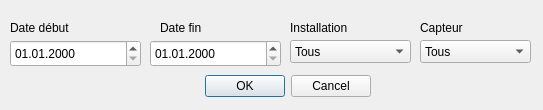
Above: comptages/ui/filter.ui from opengisch/OpenComptage before the change. Below: the same form after it.
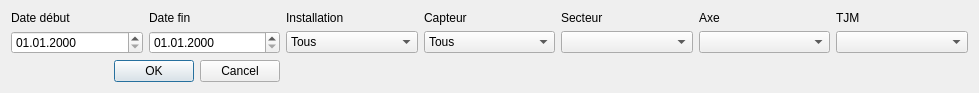
That is the form after the change. Custom widgets are drawn as their Qt base class.

Commit message:
Add tjm filter
Close # 132

Diff of the .ui file:
```diff
--- a/comptages/ui/filter.ui
+++ b/comptages/ui/filter.ui
@@ -6,76 +6,30 @@
    <rect>
     <x>0</x>
     <y>0</y>
-    <width>543</width>
-    <height>110</height>
+    <width>979</width>
+    <height>93</height>
    </rect>
   </property>
   <property name="windowTitle">
    <string>Filter</string>
   </property>
-  <widget class="QDialogButtonBox" name="buttonBox">
-   <property name="geometry">
-    <rect>
-     <x>30</x>
-     <y>70</y>
-     <width>341</width>
-     <height>32</height>
-    </rect>
-   </property>
-   <property name="orientation">
-    <enum>Qt::Horizontal</enum>
-   </property>
-   <property name="standardButtons">
-    <set>QDialogButtonBox::Cancel|QDialogButtonBox::Ok</set>
-   </property>
-  </widget>
-  <widget class="QLabel" name="label">
-   <property name="geometry">
-    <rect>
-     <x>10</x>
-     <y>20</y>
-     <width>81</width>
-     <height>16</height>
-    </rect>
-   </property>
+  <layout class="QGridLayout" name="gridLayout">
+   <item row="0" column="1">
+    <widget class="QLabel" name="label_2">
    <property name="text">
-    <string>Date début</string>
-   </property>
-  </widget>
-  <widget class="QComboBox" name="installation">
-   <property name="geometry">
-    <rect>
-     <x>290</x>
-     <y>40</y>
-     <width>121</width>
-     <height>23</height>
-    </rect>
-   </property>
-   <item>
-    <property name="text">
-     <string>Tous</string>
-    </property>
+      <string>Date fin</string>
+     </property>
+    </widget>
    </item>
-   <item>
+   <item row="0" column="6">
+    <widget class="QLabel" name="label_7">
     <property name="text">
-     <string>Permanent</string>
-    </property>
-   </item>
-   <item>
-    <property name="text">
-     <string>Périodique</string>
-    </property>
-   </item>
-  </widget>
+      <string>TJM</string>
+     </property>
+    </widget>
+   </item>
+   <item row="1" column="3">
   <widget class="QComboBox" name="sensor">
-   <property name="geometry">
-    <rect>
-     <x>420</x>
-     <y>40</y>
-     <width>111</width>
-     <height>23</height>
-    </rect>
-   </property>
    <item>
     <property name="text">
      <string>Tous</string>
@@ -92,54 +46,9 @@
     </property>
    </item>
   </widget>
-  <widget class="QLabel" name="label_2">
-   <property name="geometry">
-    <rect>
-     <x>160</x>
-     <y>20</y>
-     <width>59</width>
-     <height>15</height>
-    </rect>
-   </property>
-   <property name="text">
-    <string>Date fin</string>
-   </property>
-  </widget>
-  <widget class="QLabel" name="label_3">
-   <property name="geometry">
-    <rect>
-     <x>290</x>
-     <y>20</y>
-     <width>71</width>
-     <height>16</height>
-    </rect>
-   </property>
-   <property name="text">
-    <string>Installation</string>
-   </property>
-  </widget>
-  <widget class="QLabel" name="label_4">
-   <property name="geometry">
-    <rect>
-     <x>420</x>
-     <y>20</y>
-     <width>59</width>
-     <height>15</height>
-    </rect>
-   </property>
-   <property name="text">
-    <string>Capteur</string>
-   </property>
-  </widget>
+   </item>
+   <item row="1" column="0">
   <widget class="QgsDateTimeEdit" name="start_date">
-   <property name="geometry">
-    <rect>
-     <x>10</x>
-     <y>40</y>
-     <width>131</width>
-     <height>27</height>
-    </rect>
-   </property>
    <property name="locale">
     <locale language="French" country="France"/>
    </property>
@@ -147,19 +56,88 @@
     <string>dd.MM.yyyy </string>
    </property>
   </widget>
+   </item>
+   <item row="0" column="3">
+    <widget class="QLabel" name="label_4">
+     <property name="text">
+      <string>Capteur</string>
+     </property>
+    </widget>
+   </item>
+   <item row="1" column="4">
+    <widget class="QComboBox" name="secteur"/>
+   </item>
+   <item row="0" column="5">
+    <widget class="QLabel" name="label_6">
+     <property name="text">
+      <string>Axe</string>
+     </property>
+    </widget>
+   </item>
+   <item row="1" column="2">
+    <widget class="QComboBox" name="installation">
+     <item>
+      <property name="text">
+       <string>Tous</string>
+      </property>
+     </item>
+     <item>
+      <property name="text">
+       <string>Permanent</string>
+      </property>
+     </item>
+     <item>
+      <property name="text">
+       <string>Périodique</string>
+      </property>
+     </item>
+    </widget>
+   </item>
+   <item row="0" column="2">
+    <widget class="QLabel" name="label_3">
+     <property name="text">
+      <string>Installation</string>
+     </property>
+    </widget>
+   </item>
+   <item row="1" column="6">
+    <widget class="QComboBox" name="tjm"/>
+   </item>
+   <item row="0" column="4">
+    <widget class="QLabel" name="label_5">
+     <property name="text">
+      <string>Secteur</string>
+     </property>
+    </widget>
+   </item>
+   <item row="0" column="0">
+    <widget class="QLabel" name="label">
+     <property name="text">
+      <string>Date début</string>
+     </property>
+    </widget>
+   </item>
+   <item row="1" column="1">
   <widget class="QgsDateTimeEdit" name="end_date">
-   <property name="geometry">
-    <rect>
-     <x>150</x>
-     <y>40</y>
-     <width>131</width>
-     <height>27</height>
-    </rect>
-   </property>
    <property name="displayFormat">
     <string>dd.MM.yyyy </string>
    </property>
   </widget>
+   </item>
+   <item row="1" column="5">
+    <widget class="QComboBox" name="axe"/>
+   </item>
+   <item row="4" column="0" colspan="2">
+    <widget class="QDialogButtonBox" name="buttonBox">
+     <property name="orientation">
+      <enum>Qt::Horizontal</enum>
+     </property>
+     <property name="standardButtons">
+      <set>QDialogButtonBox::Cancel|QDialogButtonBox::Ok</set>
+     </property>
+    </widget>
+   </item>
+  </layout>
  </widget>
  <customwidgets>
   <customwidget>
```
Lines whose indentation alone changed are shown as unchanged. The commit also changes 3 other files.
